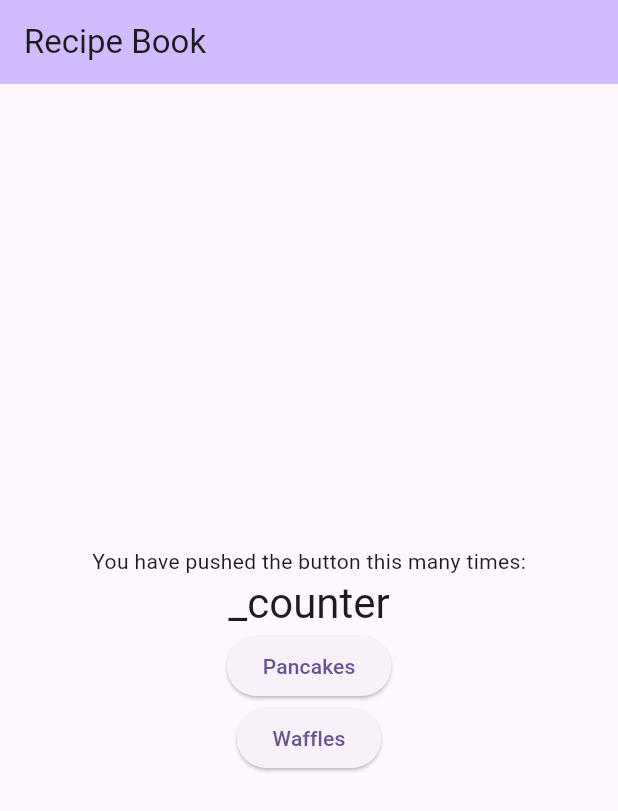
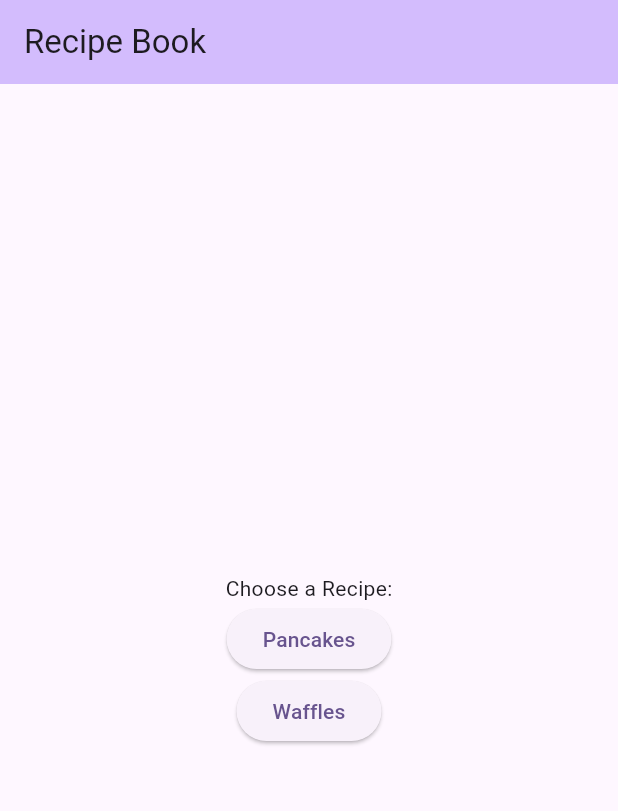
Before and after one commit to gsu-jla/MAD-CW_02, a Flutter app: the screen it shows after launch, on a phone screen of 412 x 824 dp. Shown: the top 811 px of the screen. Run offline on Flutter 3.47's test engine with Material 3 defaults, Android fonts, the phone set to English and light mode, and no system bars.

Commit message:
implemented recipe selection

```diff
--- a/lib/main.dart
+++ b/lib/main.dart
@@ -69,11 +69,7 @@ class _MyHomePageState extends State<MyHomePage> {
           mainAxisAlignment: MainAxisAlignment.center,
           children: <Widget>[
             const Text(
-              'You have pushed the button this many times:',
-            ),
-            Text(
-              '_counter',
-              style: Theme.of(context).textTheme.headlineMedium,
+              'Choose a Recipe:',
             ),
             ElevatedButton(   // This button is for switching dart
               onPressed: _toRecipe,
```
